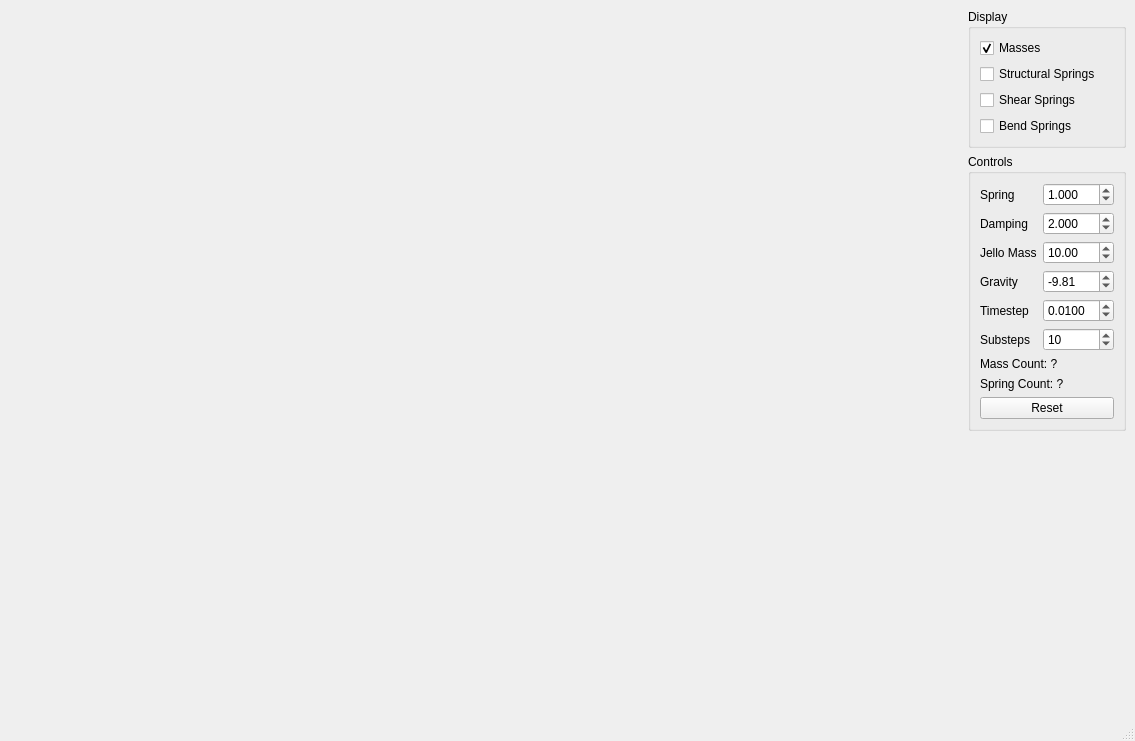
Before: the Qt Designer form ui/MainWindow.ui in jw0z96/STAMassSpring, drawn with Qt 5.
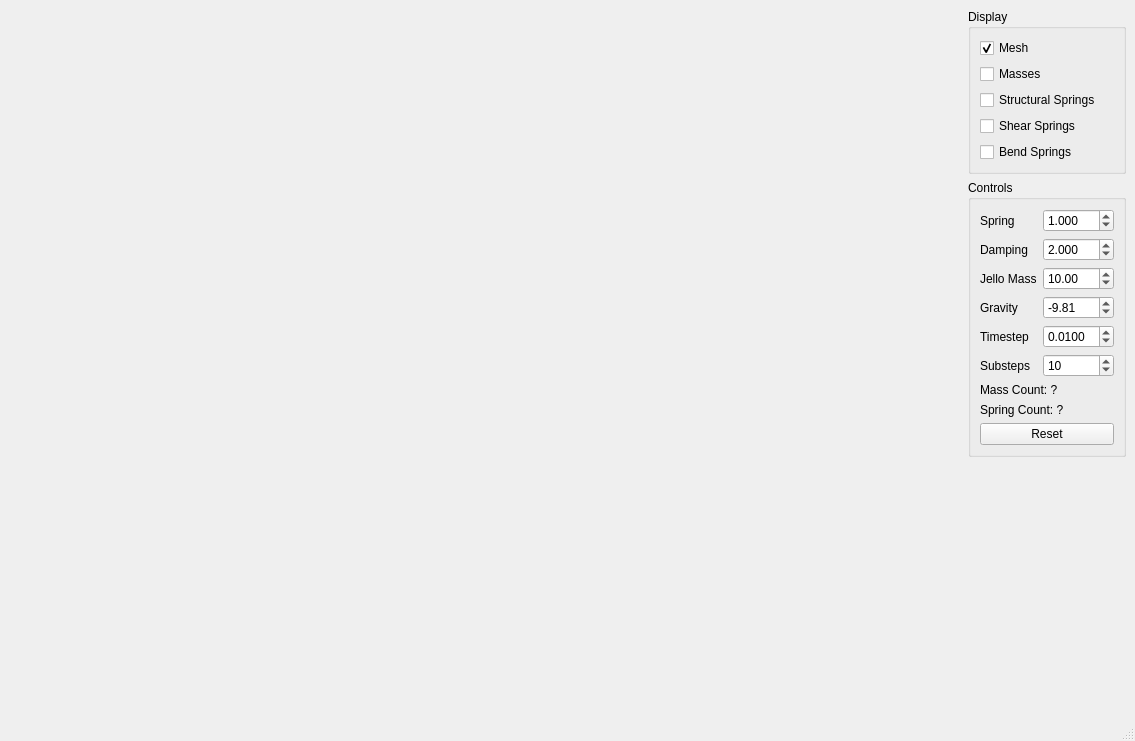
After: the same form once the commit is applied.

Commit message: added toggle for mesh drawing

Diff of the .ui file:
```diff
--- a/ui/MainWindow.ui
+++ b/ui/MainWindow.ui
@@ -23,33 +23,43 @@
          <string>Display</string>
         </property>
         <layout class="QGridLayout" name="gridLayout_2">
-         <item row="2" column="0">
+         <item row="4" column="0">
           <widget class="QCheckBox" name="displayShearSpringsCheckBox">
            <property name="text">
             <string>Shear Springs</string>
            </property>
           </widget>
          </item>
-         <item row="1" column="0">
+         <item row="3" column="0">
           <widget class="QCheckBox" name="displayStructuralSpringsCheckBox">
            <property name="text">
             <string>Structural Springs</string>
            </property>
           </widget>
          </item>
-         <item row="3" column="0">
+         <item row="5" column="0">
           <widget class="QCheckBox" name="displayBendSpringsCheckBox">
            <property name="text">
             <string>Bend Springs</string>
            </property>
           </widget>
          </item>
-         <item row="0" column="0">
+         <item row="1" column="0">
           <widget class="QCheckBox" name="displayMassesCheckBox">
            <property name="text">
             <string>Masses</string>
            </property>
            <property name="checked">
+            <bool>false</bool>
+           </property>
+          </widget>
+         </item>
+         <item row="0" column="0">
+          <widget class="QCheckBox" name="displayMeshCheckBox">
+           <property name="text">
+            <string>Mesh</string>
+           </property>
+           <property name="checked">
             <bool>true</bool>
            </property>
           </widget>
```
Left out of the diff: 2 changed lines with no effect on the pictures. The commit also changes 4 other files.
